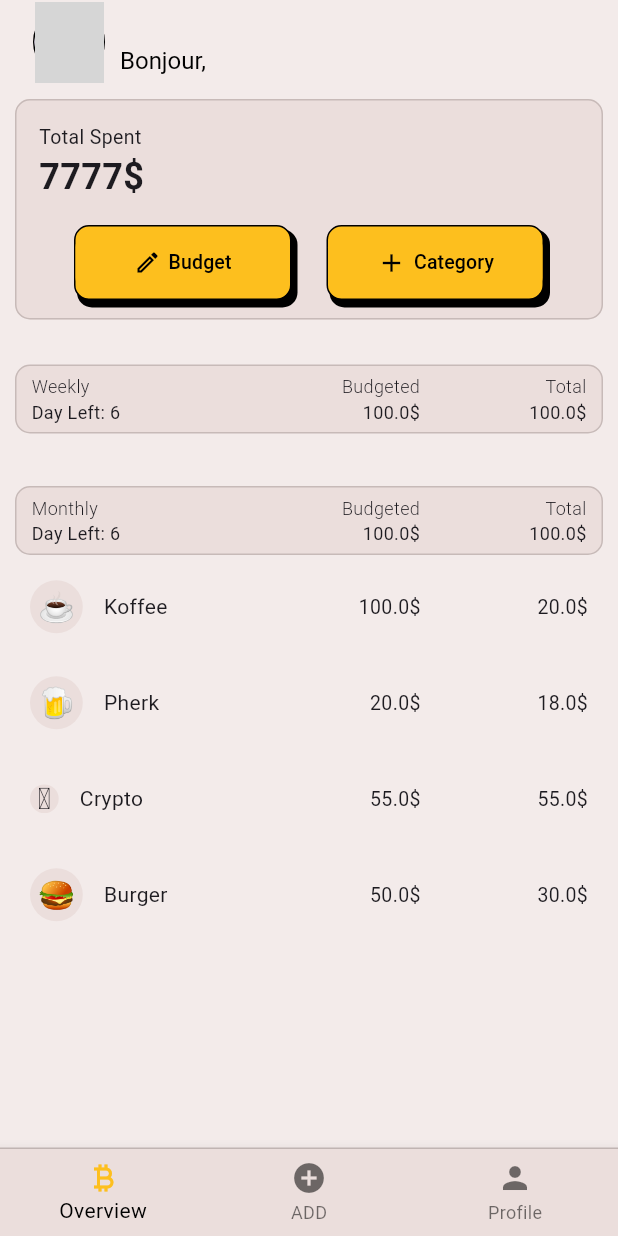
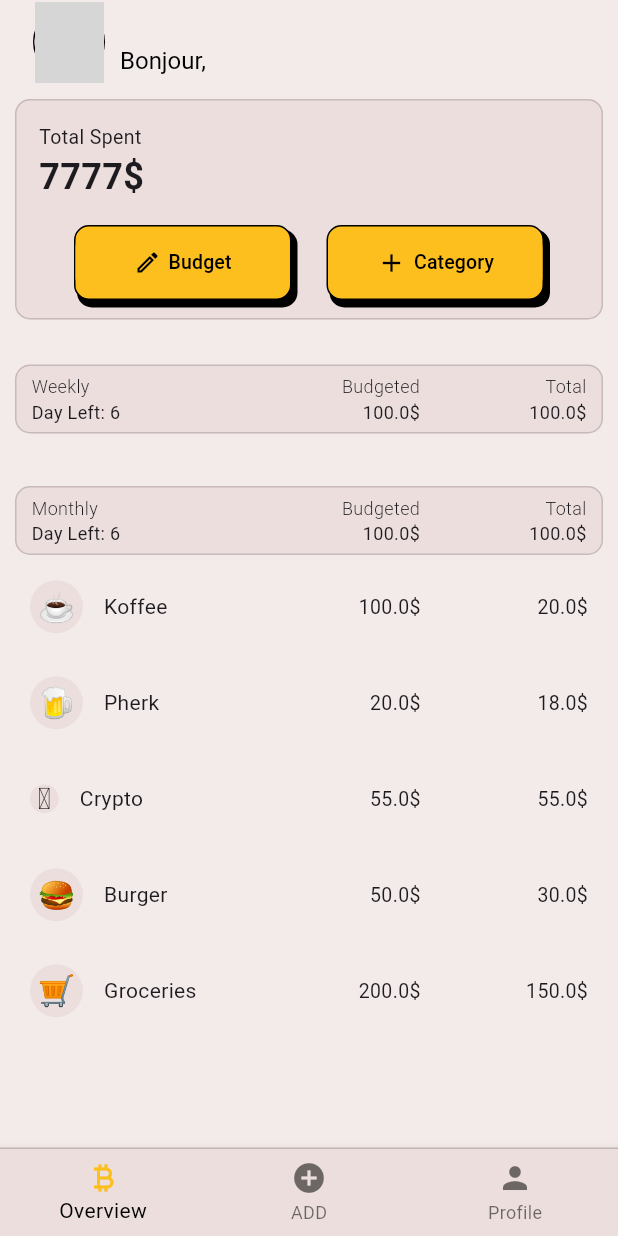
Before and after one commit to tykealy/monnaie_flutter, a Flutter app: the screen it shows once a user with an empty profile is signed in, after a tap on "Weekly", on a phone screen of 412 x 824 dp. Run offline on Flutter 3.47's test engine with Material 3 defaults, Android fonts, the phone set to English and light mode, and no system bars; our stand-ins replace cloud_firestore, firebase_auth, firebase_core, flutter_dotenv, google_sign_in, logger; accounts and stored records are empty; network calls fail; grey boxes are pictures that could not be loaded.

Commit message:
close #9 conditionally  set spedning list max height

```diff
--- a/lib/view/home/my_home_page.dart
+++ b/lib/view/home/my_home_page.dart
@@ -70,6 +70,7 @@ class MyHomePage extends StatelessWidget {
             ),
             SpendingList(
               name: 'Monthly',
+              maxHeight: 0,
             ),
           ],
         )),
--- a/lib/widgets/spending_list.dart
+++ b/lib/widgets/spending_list.dart
@@ -4,8 +4,10 @@ import 'package:monnaie/widgets/spending_item.dart';
 
 class SpendingList extends StatefulWidget {
   final String name;
+  final double maxHeight;
   const SpendingList({
     super.key,
+    this.maxHeight = 250,
     required this.name,
   });
 
@@ -19,7 +21,7 @@ class SpendingListState extends State<SpendingList> {
     SpendingData(icon: '🍺', name: 'Pherk', budgeted: 20, left: 18),
     SpendingData(icon: '🪙', name: 'Crypto', budgeted: 55, left: 55),
     SpendingData(icon: '🍔', name: 'Burger', budgeted: 50, left: 30),
-    // SpendingData(icon: '🛒', name: 'Groceries', budgeted: 200, left: 150),
+    SpendingData(icon: '🛒', name: 'Groceries', budgeted: 200, left: 150),
   ];
 
   bool isExpanded = true;
@@ -63,9 +65,9 @@ class SpendingListState extends State<SpendingList> {
             duration: const Duration(milliseconds: 150), // Faster animation
             firstChild: Container(),
             secondChild: Container(
-              constraints: const BoxConstraints(
-                maxHeight: 250,
-              ),
+              constraints: widget.maxHeight > 0
+                  ? BoxConstraints(maxHeight: widget.maxHeight)
+                  : null,
               child: SingleChildScrollView(
                 child: Column(
                   children: spendingItems.map((item) {
```
